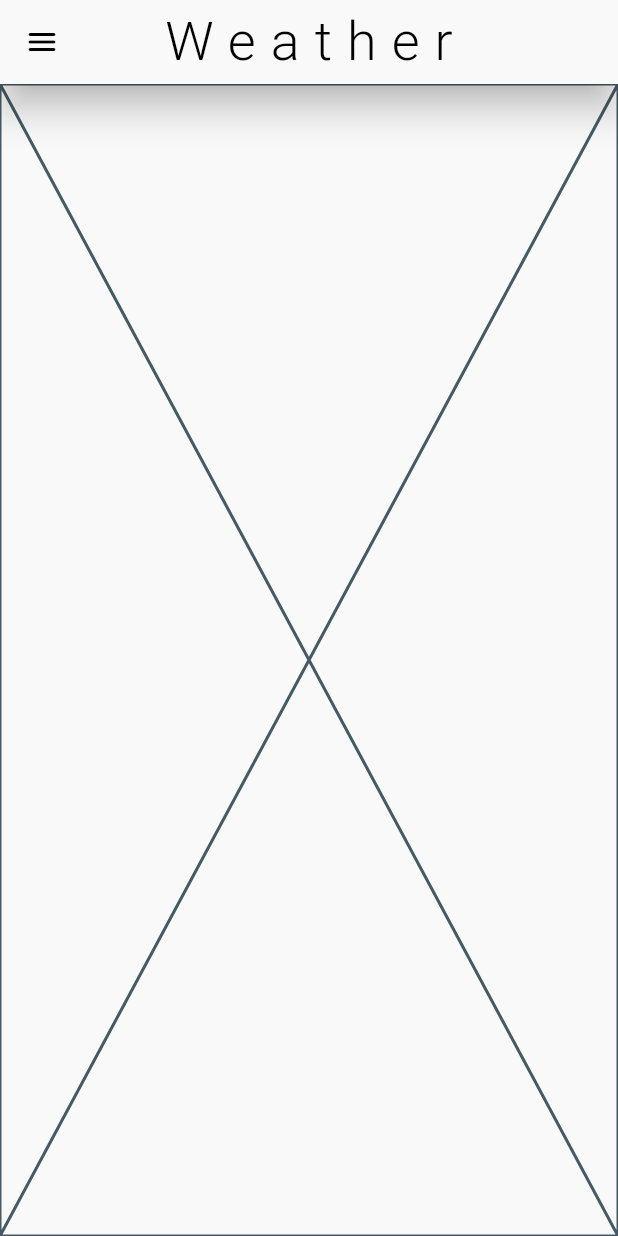
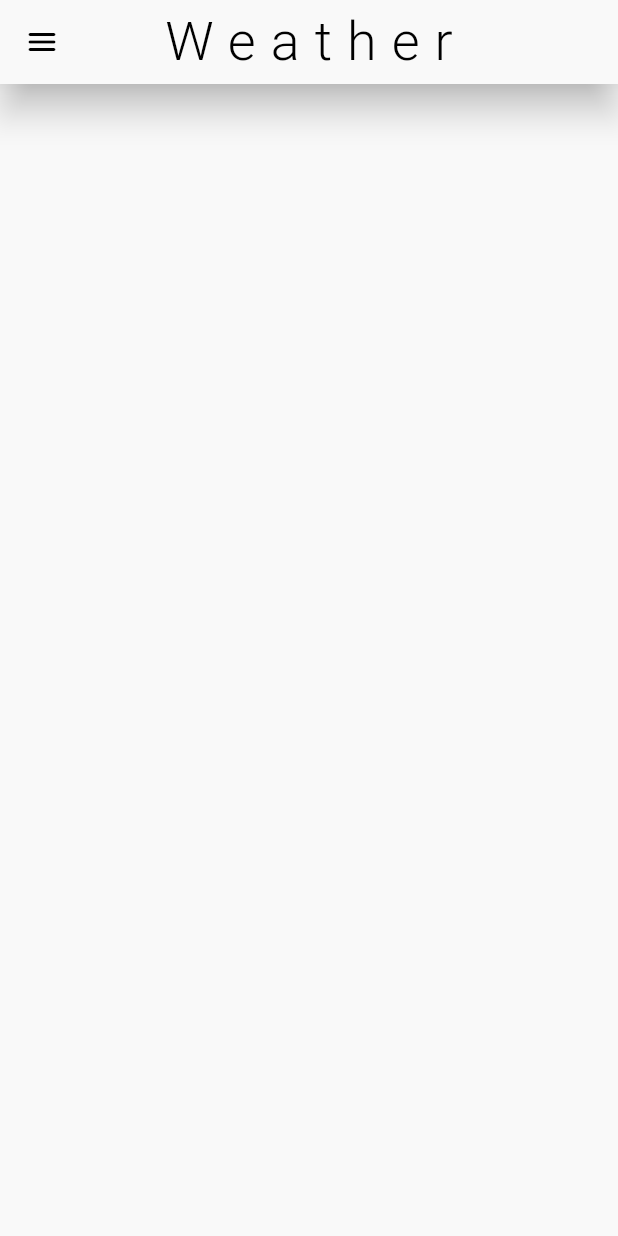
Before and after one commit to itsMike05/Weather-App, a Flutter app: the screen it shows after launch, on a phone screen of 412 x 824 dp. Run offline on Flutter 3.47's test engine with Material 2 defaults, Android fonts, the phone set to English and light mode, and no system bars.

```diff
--- a/lib/pages/home_page.dart
+++ b/lib/pages/home_page.dart
@@ -32,7 +32,10 @@ class _HomePageState extends State<HomePage> {
           color: Colors.black,
         ),
       ),
-      body: const Placeholder(),
+      body: Column(
+        crossAxisAlignment: CrossAxisAlignment.center,
+        children: [],
+      ),
     );
   }
 }
```
Also changed, not shown: lib/pages/weather_page.dart (added, +17 -0 lines).
